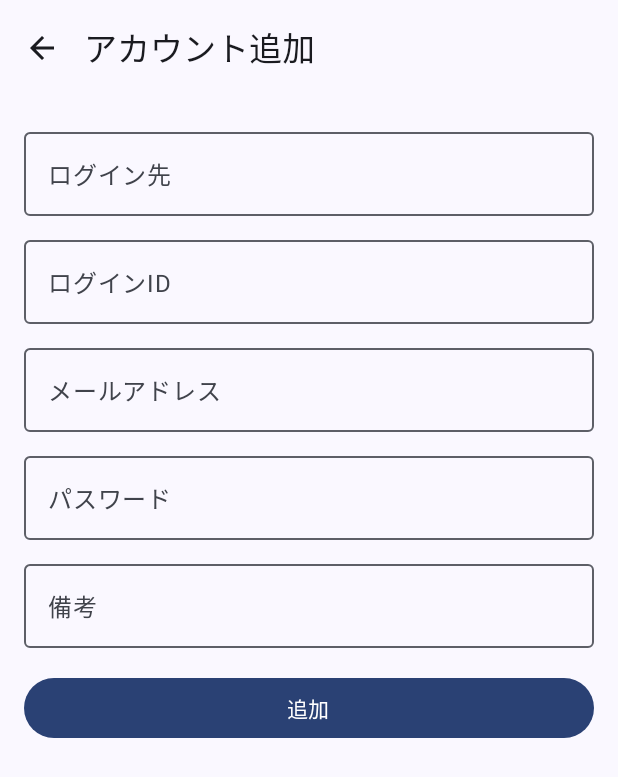
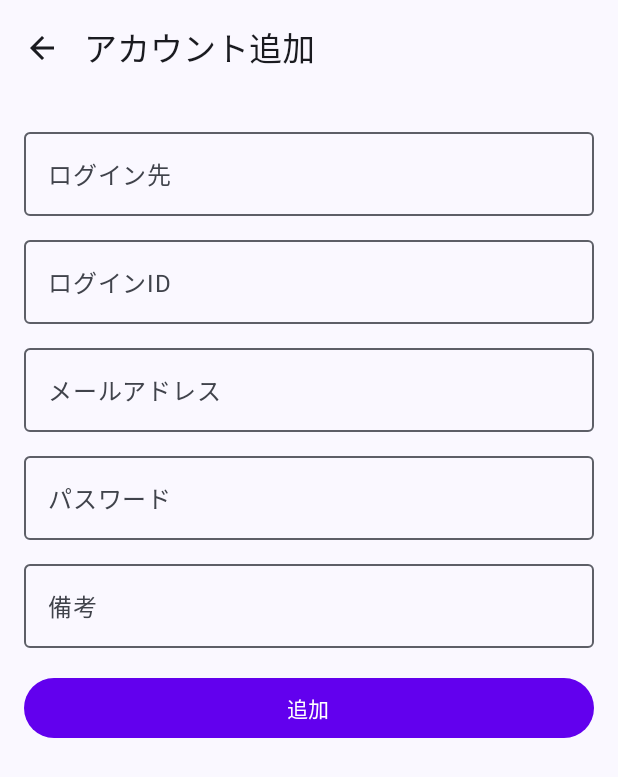
Before and after one commit to TakanaKonbu/PasswordManager, an Android app built with Jetpack Compose: the AccountFormScreen screen opened through its navigation route, on a phone screen of 412 x 824 dp. Shown: the top 777 px of the screen. Run offline under Robolectric (Android 15) with nearby library versions, the phone set to English and light mode, and no system bars; our stand-ins replace Room's generated code.

Commit message:
テーマカラーの設定

```diff
--- a/app/src/main/java/com/takanakonbu/passwordmanager/ui/screens/AccountFormScreen.kt
+++ b/app/src/main/java/com/takanakonbu/passwordmanager/ui/screens/AccountFormScreen.kt
@@ -8,11 +8,13 @@ import androidx.compose.material.icons.filled.ArrowBack
 import androidx.compose.material3.*
 import androidx.compose.runtime.*
 import androidx.compose.ui.Modifier
+import androidx.compose.ui.graphics.Color
 import androidx.compose.ui.text.input.ImeAction
 import androidx.compose.ui.text.input.KeyboardType
 import androidx.compose.ui.unit.dp
 import androidx.navigation.NavController
 import com.takanakonbu.passwordmanager.data.model.AccountEntity
+import com.takanakonbu.passwordmanager.ui.theme.PrimaryColor
 import com.takanakonbu.passwordmanager.ui.viewmodel.AccountViewModel
 
 @OptIn(ExperimentalMaterial3Api::class)
@@ -137,7 +139,11 @@ fun AccountFormScreen(
                     }
                     navController.navigateUp()
                 },
-                modifier = Modifier.fillMaxWidth()
+                modifier = Modifier.fillMaxWidth(),
+                colors = ButtonDefaults.buttonColors(
+                    containerColor = PrimaryColor,
+                    contentColor = Color.White
+                )
             ) {
                 Text(if (accountId == null) "追加" else "更新")
             }
--- a/app/src/main/java/com/takanakonbu/passwordmanager/ui/screens/AccountListScreen.kt
+++ b/app/src/main/java/com/takanakonbu/passwordmanager/ui/screens/AccountListScreen.kt
@@ -10,10 +10,12 @@ import androidx.compose.material.icons.filled.Delete
 import androidx.compose.material3.*
 import androidx.compose.runtime.*
 import androidx.compose.ui.Modifier
+import androidx.compose.ui.graphics.Color
 import androidx.compose.ui.unit.dp
 import androidx.navigation.NavController
 import com.takanakonbu.passwordmanager.data.model.AccountEntity
 import com.takanakonbu.passwordmanager.ui.navigation.Screen
+import com.takanakonbu.passwordmanager.ui.theme.PrimaryColor
 import com.takanakonbu.passwordmanager.ui.viewmodel.AccountViewModel
 
 @OptIn(ExperimentalMaterial3Api::class)
@@ -32,7 +34,9 @@ fun AccountListScreen(
         },
         floatingActionButton = {
             FloatingActionButton(
-                onClick = { navController.navigate(Screen.AddAccount.route) }
+                onClick = { navController.navigate("AddAccount") },
+                containerColor = PrimaryColor,
+                contentColor = Color.White
             ) {
                 Icon(Icons.Default.Add, contentDescription = "Add Account")
             }
--- a/app/src/main/java/com/takanakonbu/passwordmanager/ui/theme/Color.kt
+++ b/app/src/main/java/com/takanakonbu/passwordmanager/ui/theme/Color.kt
@@ -9,3 +9,5 @@ val Pink80 = Color(0xFFEFB8C8)
 val Purple40 = Color(0xFF6650a4)
 val PurpleGrey40 = Color(0xFF625b71)
 val Pink40 = Color(0xFF7D5260)
+
+val PrimaryColor = Color(0xFF6200EE)
```
